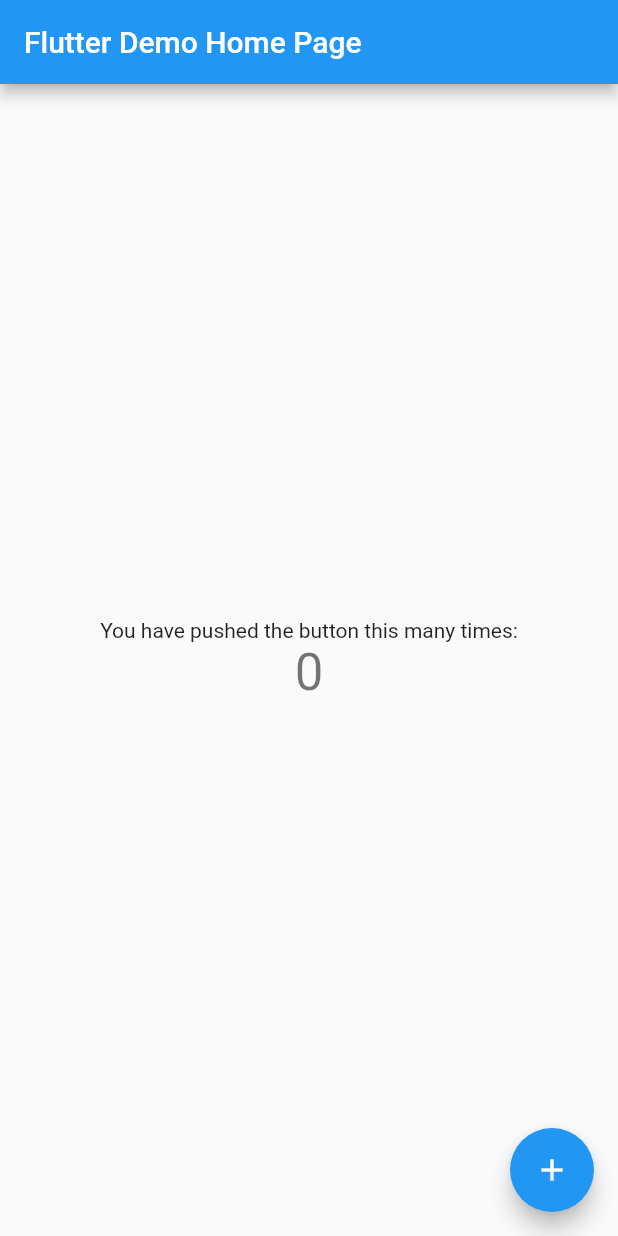
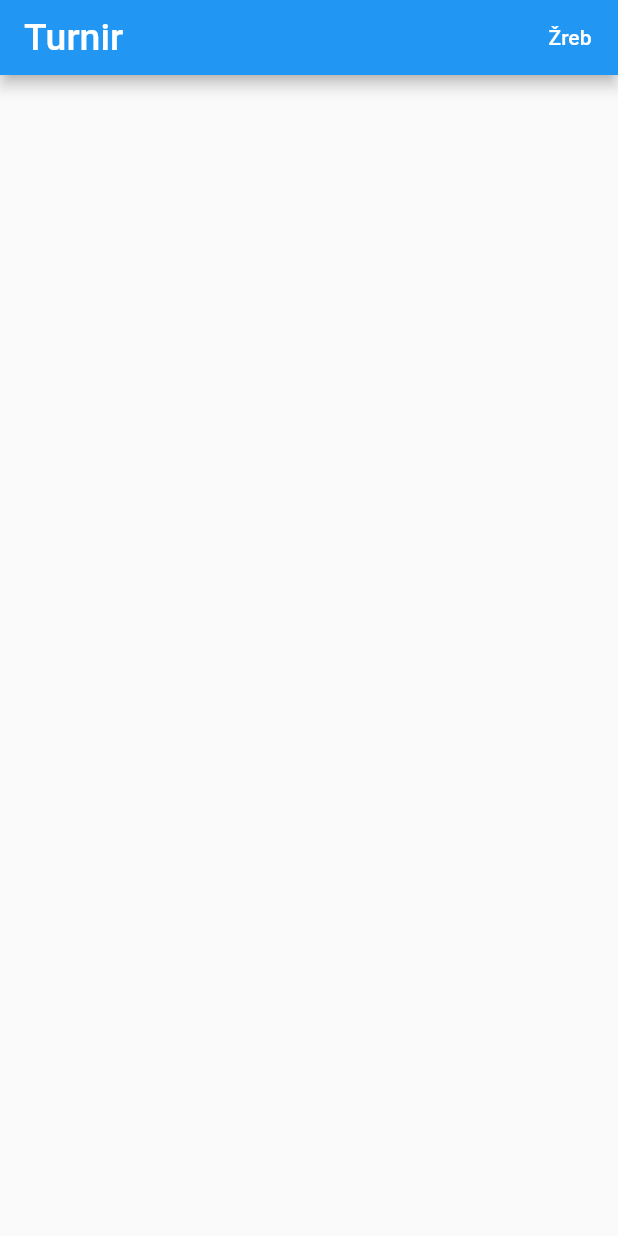
Before and after one commit to usherwaltz/HTEC-ZADATAK, a Flutter app: the screen it shows after launch, on a phone screen of 412 x 824 dp. Run offline on Flutter 3.47's test engine with Material 2 defaults, Android fonts, the phone set to English and light mode, and no system bars; our stand-ins replace get_it; missing offline and left inert: dart:html.

```diff
--- /dev/null
+++ b/lib/helper_classes/page_appbars.dart
@@ -0,0 +1,28 @@
+import 'package:flutter/material.dart';
+import '../services/navigation_service.dart';
+import '../locator.dart';
+import '../helper_widgets/appbar_default.dart';
+
+class AppBars {
+
+  // final _navigationService = locator<NavigationService>();
+
+  static final homePage = AppBarDefault(
+    title: 'Turnir',
+    actions: [
+      TextButton(
+        onPressed: () {
+          locator<NavigationService>().navigateTo('/draw-page');
+        },
+        child: const Center(
+          child: Text(
+            "Žreb",
+            style: TextStyle(
+                color: Colors.white
+            ),
+          ),
+        ),
+      ),
+    ],
+  );
+}
--- /dev/null
+++ b/lib/helper_classes/styles.dart
@@ -0,0 +1,7 @@
+import 'package:flutter/material.dart';
+
+class Styles {
+  static const appBarStyle = TextStyle(
+    fontSize: 25,
+  );
+}
--- /dev/null
+++ b/lib/helper_widgets/appbar_default.dart
@@ -0,0 +1,36 @@
+import 'dart:ui';
+
+import 'package:flutter/material.dart';
+import '../helper_classes/styles.dart';
+
+class AppBarDefault extends StatelessWidget with PreferredSizeWidget {
+  @override
+  final Size preferredSize;
+
+  final bool centerTitle;
+  final List<Widget> actions;
+  final String title;
+  final titleStyle;
+
+  AppBarDefault(
+      { Key? key,
+        this.centerTitle = false,
+        this.actions = const [],
+        this.title = '',
+        this.titleStyle
+      }) : preferredSize = const Size.fromHeight(50.0),
+        super(key: key);
+
+  @override
+  Widget build(BuildContext context) {
+    return AppBar(
+      title: Text(
+        title,
+        style: titleStyle ?? Styles.appBarStyle,
+      ),
+      centerTitle: centerTitle,
+      actions: actions,
+      automaticallyImplyLeading: true,
+    );
+  }
+}
--- /dev/null
+++ b/lib/helper_widgets/home_page/tournament_card.dart
@@ -0,0 +1,19 @@
+import 'dart:html';
+
+import 'package:flutter/material.dart';
+
+class TournamentCard extends StatelessWidget {
+  const TournamentCard({Key? key}) : super(key: key);
+
+  @override
+  Widget build(BuildContext context) {
+    return Card(
+      child: Column(
+        children: const [
+          Text('Turnir 1'),
+          Text('ID: 00001')
+        ],
+      ),
+    );
+  }
+}
--- /dev/null
+++ b/lib/helper_widgets/layout.dart
@@ -0,0 +1,21 @@
+import 'package:flutter/material.dart';
+import 'appbar_default.dart';
+
+class Layout extends StatelessWidget {
+  const Layout({
+    Key? key,
+    required this.body,
+    this.appBar
+  }) : super(key: key);
+
+  final Widget body;
+  final appBar;
+
+  @override
+  Widget build(BuildContext context) {
+    return Scaffold(
+      appBar: appBar ?? AppBarDefault(),
+      body: body,
+    );
+  }
+}
--- /dev/null
+++ b/lib/locator.dart
@@ -0,0 +1,8 @@
+import 'package:get_it/get_it.dart';
+import 'services/navigation_service.dart';
+
+GetIt locator = GetIt.instance;
+
+void setupLocator() {
+  locator.registerLazySingleton(() => NavigationService());
+}
--- a/lib/main.dart
+++ b/lib/main.dart
@@ -1,67 +1,31 @@
 import 'package:flutter/material.dart';
+import 'package:turnir/screens/draw_page.dart';
+import 'services/navigation_service.dart';
+import 'screens/home_page.dart';
+import 'locator.dart';
 
 void main() {
-  runApp(const MyApp());
+  setupLocator();
+  runApp(MyApp());
 }
 
 class MyApp extends StatelessWidget {
-  const MyApp({Key? key}) : super(key: key);
+  MyApp({Key? key}) : super(key: key);
+
+  final GlobalKey<NavigatorState> navigatorKey = GlobalKey<NavigatorState>();
+
   @override
   Widget build(BuildContext context) {
     return MaterialApp(
-      title: 'Flutter Demo',
       theme: ThemeData(
         primarySwatch: Colors.blue,
       ),
-      home: const MyHomePage(title: 'Flutter Demo Home Page'),
+      navigatorKey: locator<NavigationService>().navigatorKey,
+      initialRoute: '/',
+      routes: {
+        '/' : (context) => const HomePage(),
+        '/draw-page' : (context) => const DrawPage()
+      },
     );
   }
 }
-
-class MyHomePage extends StatefulWidget {
-  const MyHomePage({Key? key, required this.title}) : super(key: key);
-  final String title;
-
-  @override
-  State<MyHomePage> createState() => _MyHomePageState();
-}
-
-class _MyHomePageState extends State<MyHomePage> {
-  int _counter = 0;
-
-  void _incrementCounter() {
-    setState(() {
-      _counter++;
-    });
-  }
-
-  @override
-  Widget build(BuildContext context) {
-    return Scaffold(
-      appBar: AppBar(
-
-
-        title: Text(widget.title),
-      ),
-      body: Center(
-        child: Column(
-          mainAxisAlignment: MainAxisAlignment.center,
-          children: <Widget>[
-            const Text(
-              'You have pushed the button this many times:',
-            ),
-            Text(
-              '$_counter',
-              style: Theme.of(context).textTheme.headline4,
-            ),
-          ],
-        ),
-      ),
-      floatingActionButton: FloatingActionButton(
-        onPressed: _incrementCounter,
-        tooltip: 'Increment',
-        child: const Icon(Icons.add),
-      ),
-    );
-  }
-}
--- /dev/null
+++ b/lib/screens/draw_page.dart
@@ -0,0 +1,17 @@
+import 'package:flutter/material.dart';
+import '../helper_widgets/appbar_default.dart';
+import '../helper_widgets/layout.dart';
+
+class DrawPage extends StatelessWidget {
+  const DrawPage({Key? key}) : super(key: key);
+
+  @override
+  Widget build(BuildContext context) {
+    return Layout(
+      appBar: AppBarDefault(
+        title: 'Žreb',
+      ),
+      body: Column(),
+    );
+  }
+}
--- /dev/null
+++ b/lib/screens/home_page.dart
@@ -0,0 +1,17 @@
+import 'package:flutter/material.dart';
+import '../helper_widgets/appbar_default.dart';
+import '../helper_widgets/layout.dart';
+import '../screens/draw_page.dart';
+import '../helper_classes/page_appbars.dart';
+
+class HomePage extends StatelessWidget {
+  const HomePage({Key? key}) : super(key: key);
+
+  @override
+  Widget build(BuildContext context) {
+    return Layout(
+      appBar: AppBars.homePage,
+      body: Column(),
+    );
+  }
+}
--- /dev/null
+++ b/lib/services/navigation_service.dart
@@ -0,0 +1,13 @@
+import 'package:flutter/widgets.dart';
+
+class NavigationService {
+  final GlobalKey<NavigatorState> navigatorKey = GlobalKey<NavigatorState>();
+
+  Future<dynamic>? navigateTo(String routeName) {
+    return navigatorKey.currentState?.pushNamed(routeName);
+  }
+
+  // bool goBack() {
+  //   return navigatorKey.currentState.pop();
+  // }
+}
--- a/pubspec.yaml
+++ b/pubspec.yaml
@@ -34,6 +34,7 @@ dependencies:
   # The following adds the Cupertino Icons font to your application.
   # Use with the CupertinoIcons class for iOS style icons.
   cupertino_icons: ^1.0.2
+  get_it: ^7.2.0
 
 dev_dependencies:
   flutter_test:
```
Also changed, not shown: pubspec.lock, 1 other file.
